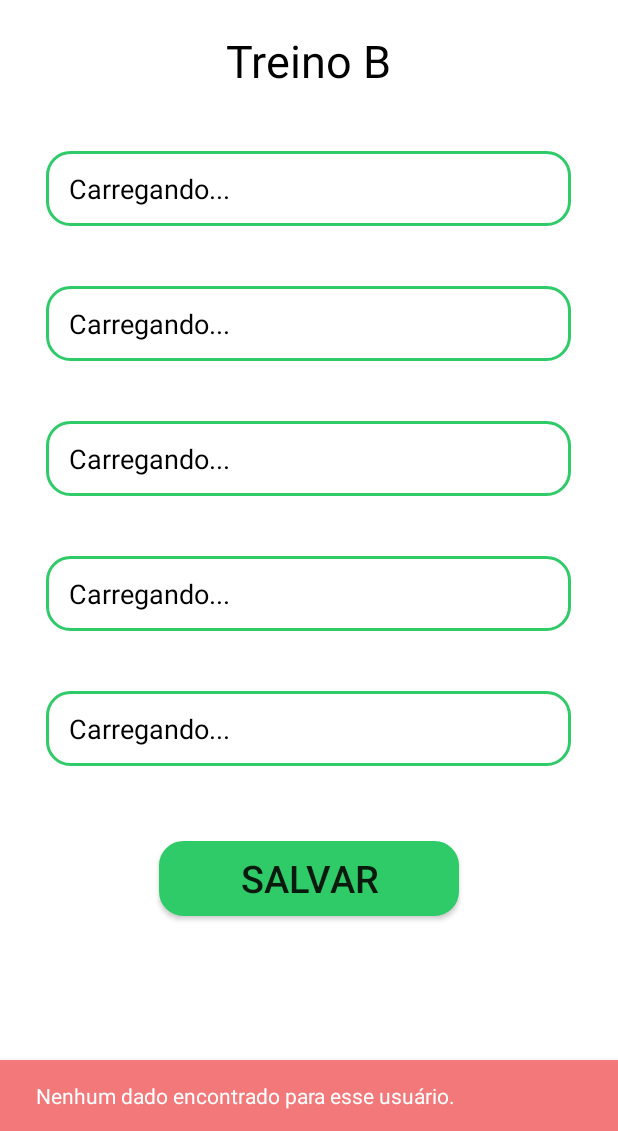
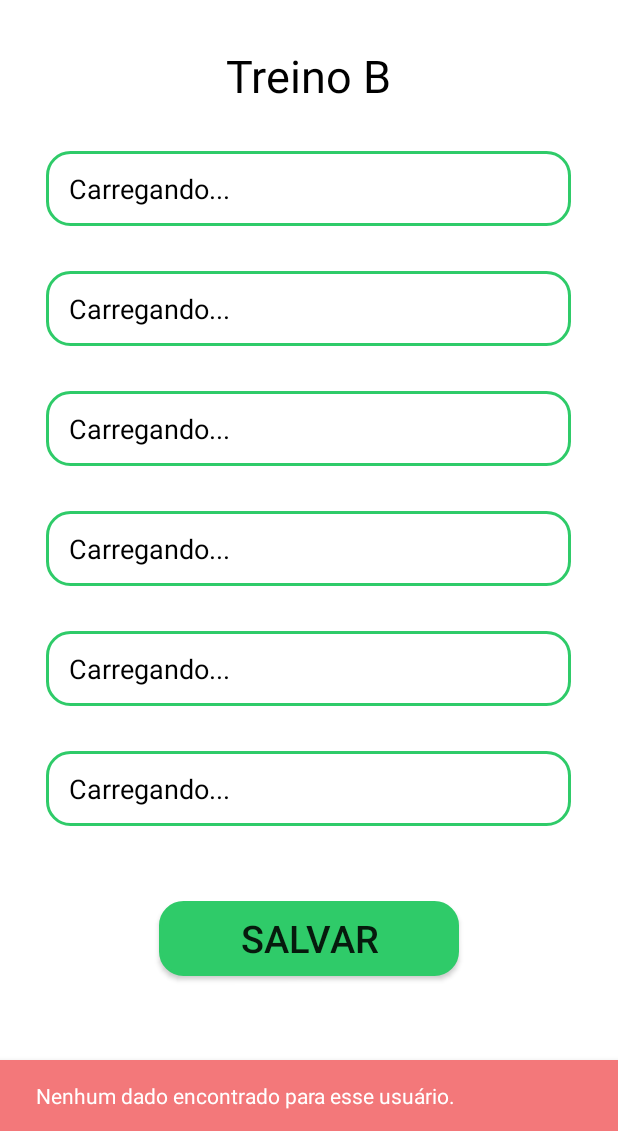
Before and after one commit to MateusMistro/FitJourney, an Android app: the TreinoBActivity screen opened directly, with no data from a screen before it, on a phone screen of 412 x 824 dp, the part 105-1236 px from its top. Run offline under Robolectric (Android 15) with nearby library versions, the phone set to English and light mode, and no system bars; our stand-ins replace Firebase (no records; nobody signed in at launch, a user with empty details on screens opened directly).

Commit message:
Novo exercício no treino B

```diff
--- a/app/src/main/res/layout/activity_treino_bactivity.xml
+++ b/app/src/main/res/layout/activity_treino_bactivity.xml
@@ -34,7 +34,7 @@
         android:textSize="30dp"
         android:textColor="@color/black"
         android:layout_gravity="center"
-        android:layout_marginTop="20dp"/>
+        android:layout_marginTop="30dp"/>
 
     <EditText
         android:id="@+id/Exercice1"
@@ -42,7 +42,7 @@
         android:layout_height="50dp"
         android:hint="Carregando..."
         android:background="@drawable/borda"
-        android:layout_marginTop="40dp"
+        android:layout_marginTop="30dp"
         android:layout_gravity="center"
         android:textColorHint="@color/black"
         android:textColor="@color/black"
@@ -55,7 +55,7 @@
         android:layout_height="50dp"
         android:hint="Carregando..."
         android:background="@drawable/borda"
-        android:layout_marginTop="40dp"
+        android:layout_marginTop="30dp"
         android:layout_gravity="center"
         android:textColorHint="@color/black"
         android:textColor="@color/black"
@@ -68,7 +68,7 @@
         android:layout_height="50dp"
         android:hint="Carregando..."
         android:background="@drawable/borda"
-        android:layout_marginTop="40dp"
+        android:layout_marginTop="30dp"
         android:layout_gravity="center"
         android:textColorHint="@color/black"
         android:textColor="@color/black"
@@ -81,7 +81,7 @@
         android:layout_height="50dp"
         android:hint="Carregando..."
         android:background="@drawable/borda"
-        android:layout_marginTop="40dp"
+        android:layout_marginTop="30dp"
         android:layout_gravity="center"
         android:textColorHint="@color/black"
         android:textColor="@color/black"
@@ -94,7 +94,20 @@
         android:layout_height="50dp"
         android:hint="Carregando..."
         android:background="@drawable/borda"
-        android:layout_marginTop="40dp"
+        android:layout_marginTop="30dp"
+        android:layout_gravity="center"
+        android:textColorHint="@color/black"
+        android:textColor="@color/black"
+        android:paddingLeft="15dp"
+        />
+
+    <EditText
+        android:id="@+id/Exercice6"
+        android:layout_width="350dp"
+        android:layout_height="50dp"
+        android:hint="Carregando..."
+        android:background="@drawable/borda"
+        android:layout_marginTop="30dp"
         android:layout_gravity="center"
         android:textColorHint="@color/black"
         android:textColor="@color/black"
```
Also changed, not shown: app/src/main/java/br/edu/puccampinas/fitjourney/TreinoBActivity.kt (+17 -2 lines).
